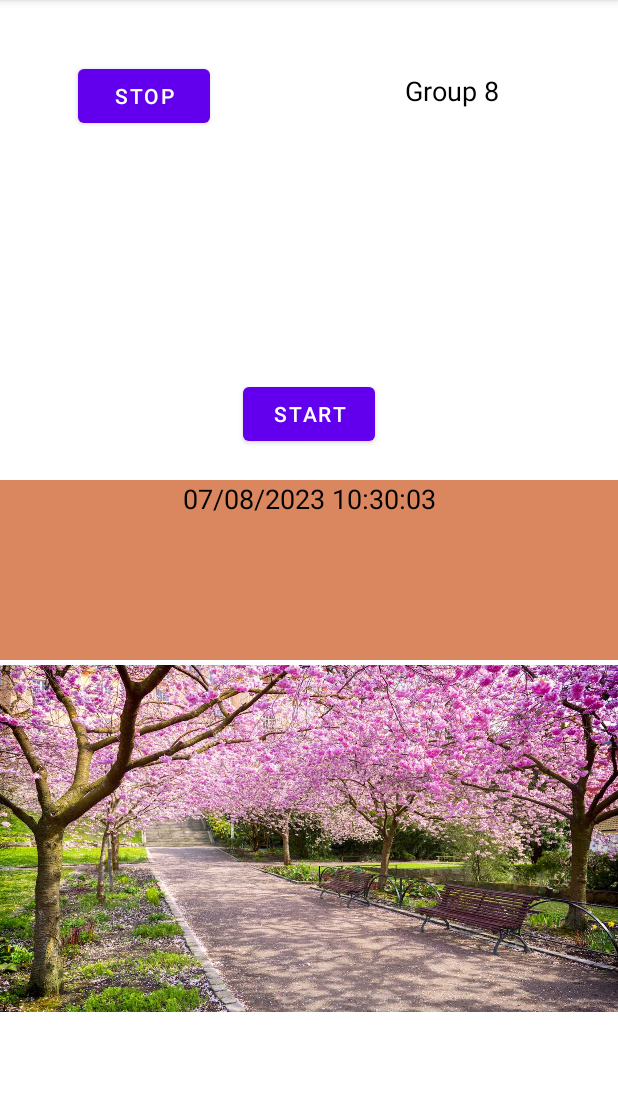
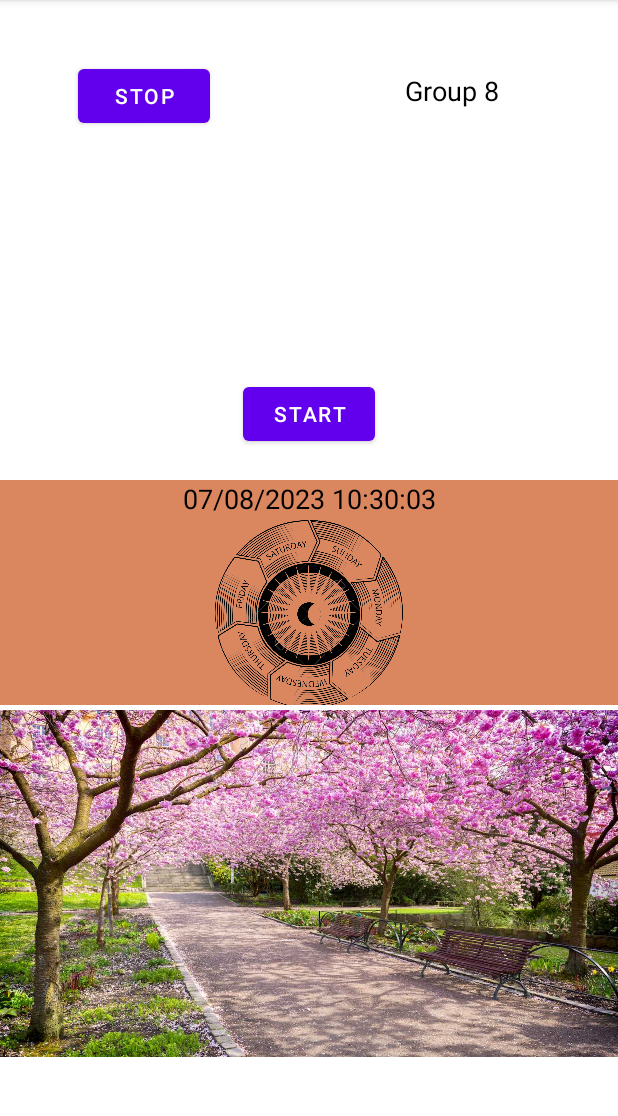
Before and after one commit to pemitha/Project2, an Android app: the BottomFragment screen opened directly, with no data from a screen before it, after a tap on "START", on a phone screen of 412 x 824 dp, the part 84-1200 px from its top. Run offline under Robolectric (Android 15) with nearby library versions, the phone set to English and light mode, and no system bars.

Commit message:
Adding Wheel Spinner

```diff
--- a/app/src/main/java/com/example/project_2/BottomFragment.kt
+++ b/app/src/main/java/com/example/project_2/BottomFragment.kt
@@ -8,6 +8,8 @@ import android.os.Handler
 import android.view.LayoutInflater
 import android.view.View
 import android.view.ViewGroup
+import android.view.animation.Animation
+import android.view.animation.RotateAnimation
 import android.widget.ImageView
 import android.widget.TextView
 import androidx.constraintlayout.widget.ConstraintLayout
@@ -19,7 +21,10 @@ class BottomFragment : Fragment() {
     private lateinit var seasonalImageView: ImageView
     private lateinit var dateTimeTextView: TextView
     private lateinit var topSpinner: ConstraintLayout
+    private lateinit var imageViewSpinner: ImageView
     lateinit var colorAnimation:ObjectAnimator
+
+    private var isSpinning = false
 
     override fun onCreateView(
         inflater: LayoutInflater,
@@ -34,9 +39,27 @@ class BottomFragment : Fragment() {
         dateTimeTextView = view.findViewById(R.id.dateTimeTextView)
         seasonalImageView = view.findViewById(R.id.seasonalImageView)
         topSpinner = view.findViewById(R.id.topSpinner)
+        imageViewSpinner = view.findViewById(R.id.wheelSpinner)
 
+        startSpinnerAnimation()
+        updateDateTime()
+    }
 
-        updateDateTime()
+    private fun startSpinnerAnimation() {
+        isSpinning = true
+        val rotateAnimation = RotateAnimation(
+            0f, 360f,
+            Animation.RELATIVE_TO_SELF, 0.5f,
+            Animation.RELATIVE_TO_SELF, 0.5f
+        )
+        rotateAnimation.duration = 1000
+        rotateAnimation.repeatCount = Animation.INFINITE
+        imageViewSpinner.startAnimation(rotateAnimation)
+    }
+
+    private fun stopSpinnerAnimation() {
+        isSpinning = false
+        imageViewSpinner.clearAnimation()
     }
 
 
--- a/app/src/main/res/layout/fragment_bottom.xml
+++ b/app/src/main/res/layout/fragment_bottom.xml
@@ -10,7 +10,7 @@
     <androidx.constraintlayout.widget.ConstraintLayout
         android:id="@+id/topSpinner"
         android:layout_width="match_parent"
-        android:layout_height="120dp">
+        android:layout_height="150dp">
 
         <TextView
             android:id="@+id/dateTimeTextView"
@@ -23,6 +23,15 @@
             app:layout_constraintEnd_toEndOf="parent"
             app:layout_constraintStart_toStartOf="parent"
             app:layout_constraintTop_toTopOf="parent" />
+
+        <ImageView
+            android:id="@+id/wheelSpinner"
+            android:layout_width="136dp"
+            android:layout_height="129dp"
+            app:layout_constraintEnd_toEndOf="parent"
+            app:layout_constraintStart_toStartOf="parent"
+            app:layout_constraintTop_toBottomOf="@+id/dateTimeTextView"
+            app:srcCompat="@drawable/wheeloftime" />
     </androidx.constraintlayout.widget.ConstraintLayout>
 
     <ImageView
```
